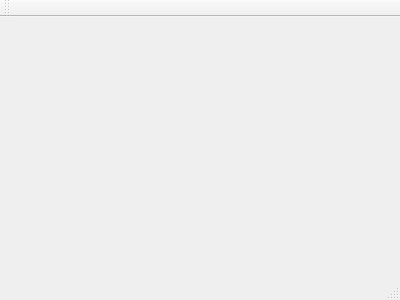
Qt form SecureCrt_Assistant/mainwindow.ui (qingfengself/SecureCRT_Assitant) before a commit.
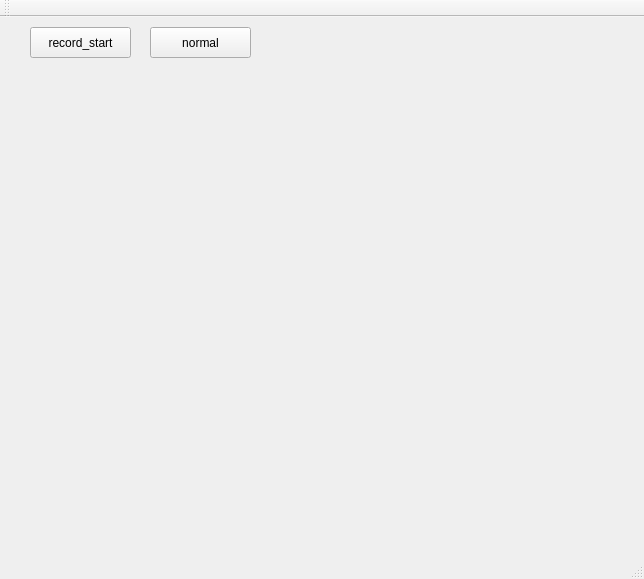
The same form after that commit.

What changed in the file:
```diff
--- a/SecureCrt_Assistant/mainwindow.ui
+++ b/SecureCrt_Assistant/mainwindow.ui
@@ -1,24 +1,66 @@
 <ui version="4.0">
  <class>MainWindow</class>
- <widget class="QMainWindow" name="MainWindow" >
-  <property name="geometry" >
+ <widget class="QMainWindow" name="MainWindow">
+  <property name="geometry">
    <rect>
     <x>0</x>
     <y>0</y>
-    <width>400</width>
-    <height>300</height>
+    <width>644</width>
+    <height>579</height>
    </rect>
   </property>
   <property name="windowTitle" >
    <string>MainWindow</string>
   </property>
-  <widget class="QMenuBar" name="menuBar" />
-  <widget class="QToolBar" name="mainToolBar" />
-  <widget class="QWidget" name="centralWidget" />
-  <widget class="QStatusBar" name="statusBar" />
+  <widget class="QWidget" name="centralWidget">
+   <widget class="QPushButton" name="pushButton_recordStart">
+    <property name="geometry">
+     <rect>
+      <x>30</x>
+      <y>10</y>
+      <width>101</width>
+      <height>31</height>
+     </rect>
+    </property>
+    <property name="text">
+     <string>record_start</string>
+    </property>
+   </widget>
+   <widget class="QPushButton" name="pushButton_normal">
+    <property name="geometry">
+     <rect>
+      <x>150</x>
+      <y>10</y>
+      <width>101</width>
+      <height>31</height>
+     </rect>
+    </property>
+    <property name="text">
+     <string>normal</string>
+    </property>
+   </widget>
+  </widget>
+  <widget class="QMenuBar" name="menuBar">
+   <property name="geometry">
+    <rect>
+     <x>0</x>
+     <y>0</y>
+     <width>644</width>
+     <height>23</height>
+    </rect>
+   </property>
+  </widget>
+  <widget class="QToolBar" name="mainToolBar">
+   <attribute name="toolBarArea">
+    <enum>TopToolBarArea</enum>
+   </attribute>
+   <attribute name="toolBarBreak">
+    <bool>false</bool>
+   </attribute>
+  </widget>
+  <widget class="QStatusBar" name="statusBar"/>
  </widget>
- <layoutDefault spacing="6" margin="11" />
- <pixmapfunction></pixmapfunction>
+ <layoutdefault spacing="6" margin="11"/>
  <resources/>
  <connections/>
 </ui>
```
Left out of the diff: 3 changed lines with no effect on the pictures.
